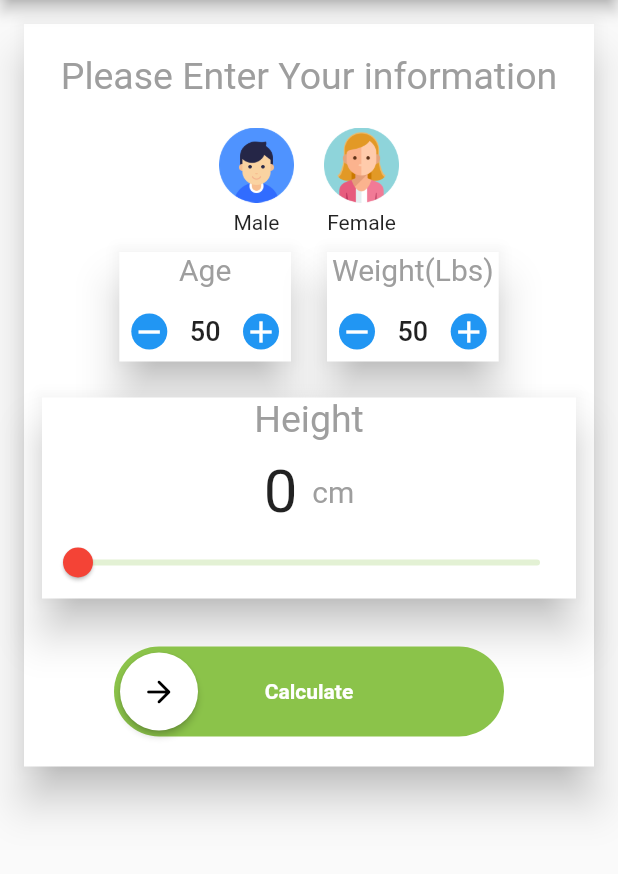
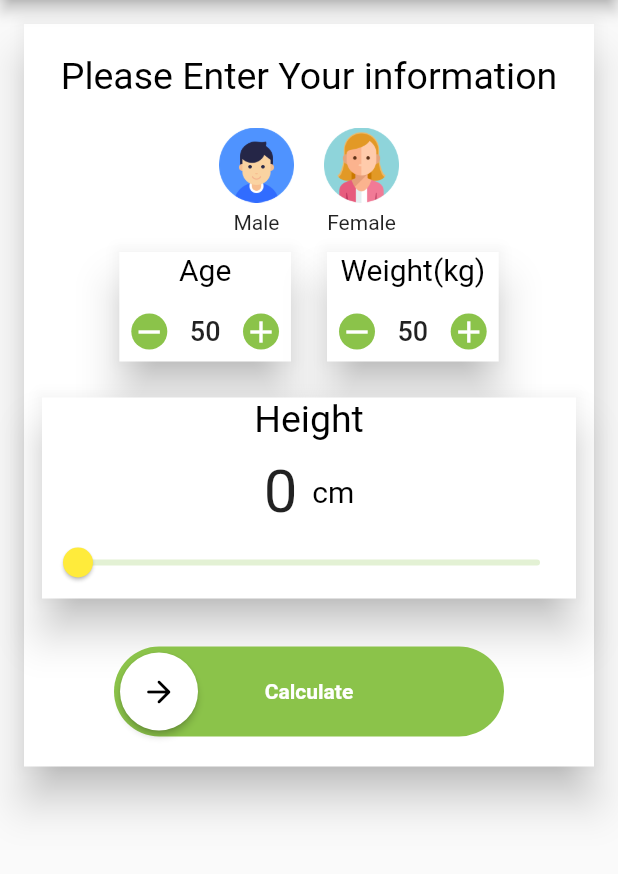
Before and after one commit to hadihakim07/final_project, a Flutter app: the HomeScreen screen opened directly, on a phone screen of 412 x 824 dp, the part 84-958 px from its top. Run offline on Flutter 3.47's test engine with Material 2 defaults, Android fonts, the phone set to English and light mode, and no system bars; drawn by our look-alikes of swipeable_button_view; our stand-ins replace page_transition, share_plus; missing offline and left inert: flutter_3d_choice_chip, pretty_gauge.

```diff
--- a/lib/Height_Widget.dart
+++ b/lib/Height_Widget.dart
@@ -24,7 +24,7 @@ class _HeightWidgetState extends State<HeightWidget> {
           children: [
             const Text(
               "Height",
-              style: TextStyle(fontSize: 25, color: Colors.grey)
+              style: TextStyle(fontSize: 25, color: Colors.black)
               ),
             const SizedBox(height: 10),
             Row(
@@ -39,7 +39,7 @@ class _HeightWidgetState extends State<HeightWidget> {
                 ),
                 const Text(
                   "cm",
-                  style: TextStyle(fontSize: 20, color: Colors.grey),
+                  style: TextStyle(fontSize: 20, color: Colors.black),
                 )
               ],
             ),
@@ -47,7 +47,7 @@ class _HeightWidgetState extends State<HeightWidget> {
                 min:0,
                 max: 240,
                 value: _height.toDouble(),
-                thumbColor: Colors.red,
+                thumbColor: Colors.yellow,
                 onChanged: (value){
                   setState(() {
                     _height = value.toInt();
--- a/lib/Weight_Age_widget.dart
+++ b/lib/Weight_Age_widget.dart
@@ -45,7 +45,7 @@ class _AgeWeightState extends State<AgeWeight> {
             child: Column(children: [
               Text(
                 widget.title,
-                style: const TextStyle(fontSize: 20, color: Colors.grey),
+                style: const TextStyle(fontSize: 20, color: Colors.black),
               ),
               const SizedBox(height: 10,),
               Padding(
@@ -55,7 +55,7 @@ class _AgeWeightState extends State<AgeWeight> {
                     InkWell(
                       child: const CircleAvatar(
                         radius: 12,
-                        backgroundColor: Colors.blue,
+                        backgroundColor: Colors.lightGreen,
                         child: Icon(
                             Icons.remove, color: Colors.white),
                       ),
@@ -82,7 +82,7 @@ class _AgeWeightState extends State<AgeWeight> {
                     InkWell(
                       child: const CircleAvatar(
                         radius: 12,
-                        backgroundColor: Colors.blue,
+                        backgroundColor: Colors.lightGreen,
                         child: Icon(
                             Icons.add, color: Colors.white),
                       ),
--- a/lib/home_screen.dart
+++ b/lib/home_screen.dart
@@ -1,7 +1,9 @@
 import 'dart:math';
 
 import 'package:final_project/Height_Widget.dart';
+import 'package:final_project/bmi_score.dart';
 import 'package:flutter/material.dart';
+import 'package:page_transition/page_transition.dart';
 import 'package:swipeable_button_view/swipeable_button_view.dart';
 import 'Weight_Age_widget.dart';
 import 'gender_widget.dart';
@@ -42,7 +44,7 @@ class _HomeScreenState extends State<HomeScreen> {
                       child: Text(
                           "Please Enter Your information",
                             style: TextStyle(fontSize: 25,
-                            color: Colors.grey,
+                            color: Colors.black,
                           )
                       ),
                     ),
@@ -67,7 +69,7 @@ class _HomeScreenState extends State<HomeScreen> {
                             onChange: (weightValue ) {
                               _weight = weightValue;
                             },
-                            title: 'Weight(Lbs)',
+                            title: 'Weight(kg)',
                             initValue: 50,
                             max: 200,
                             min: 0)
@@ -86,7 +88,15 @@ class _HomeScreenState extends State<HomeScreen> {
 
                         child: SwipeableButtonView(
                           isFinished: _isFinished,
-                          onFinish: () {
+                          onFinish: () async {
+                            await Navigator.push(
+                              context,
+                              PageTransition(
+                                  child: BmiScore(
+                                    bmiScore: _bmiTotal,
+                                    age: _age,
+                                  ),
+                                type: PageTransitionType.fade));
                             setState(() {
                               _isFinished = false;
                             });
--- a/lib/main.dart
+++ b/lib/main.dart
@@ -1,25 +1,29 @@
+import 'package:final_project/start_page.dart';
 import 'package:flutter/material.dart';
 import 'home_screen.dart';
+
 void main() {
   runApp(const MyApp());
 }
 
 class MyApp extends StatelessWidget {
-  const MyApp({super.key});
+  const MyApp({Key? key}) : super(key: key);
 
   // This widget is the root of your application.
   @override
   Widget build(BuildContext context) {
     return MaterialApp(
       debugShowCheckedModeBanner: false,
-      title: 'Flutter Demo',
+      title: 'BMI Calculator',
       theme: ThemeData(
         primarySwatch: Colors.lightGreen,
         appBarTheme: const AppBarTheme(
           foregroundColor: Colors.white
         )
       ),
-      home:  const HomeScreen(),
+      home:  const StartPage(),
     );
   }
+
+
 }
```
Also changed, not shown: lib/bmi_score.dart (added, +109 -0 lines), 2 other files.
